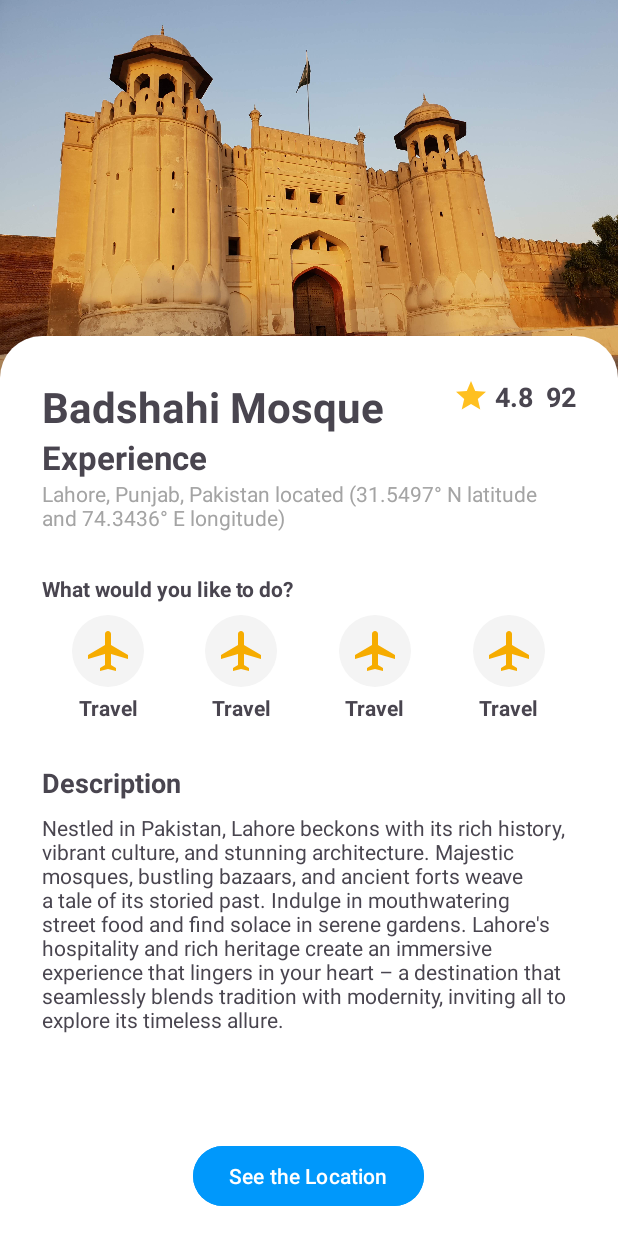
After one commit to SJPersonalProjects/Your-Guide, an Android app: the HistoricalPlaceActivity screen opened directly, with no data from a screen before it, on a phone screen of 412 x 824 dp. The commit adds this screen. Run offline under Robolectric (Android 15) with nearby library versions, the phone set to English and light mode, and no system bars.

Commit message:
Added the layout file with views in the cards category of historical places

```diff
--- a/app/src/main/AndroidManifest.xml
+++ b/app/src/main/AndroidManifest.xml
@@ -12,6 +12,9 @@
         android:supportsRtl="true"
         android:theme="@style/Theme.YourGuide"
         tools:targetApi="31">
+        <activity
+            android:name=".province_cards_categories.HistoricalPlaceActivity"
+            android:exported="false" />
         <activity
             android:name=".province_cards_categories.TopRestaurantActivity"
             android:exported="false" />
--- /dev/null
+++ b/app/src/main/java/com/example/yourguide/province_cards_categories/HistoricalPlaceActivity.java
@@ -0,0 +1,16 @@
+package com.example.yourguide.province_cards_categories;
+
+import androidx.appcompat.app.AppCompatActivity;
+
+import android.os.Bundle;
+
+import com.example.yourguide.R;
+
+public class HistoricalPlaceActivity extends AppCompatActivity {
+
+    @Override
+    protected void onCreate(Bundle savedInstanceState) {
+        super.onCreate(savedInstanceState);
+        setContentView(R.layout.activity_historical_place);
+    }
+}
--- a/app/src/main/java/com/example/yourguide/punjab_province/PunjabActivity.java
+++ b/app/src/main/java/com/example/yourguide/punjab_province/PunjabActivity.java
@@ -11,6 +11,7 @@ import android.widget.Toast;
 import com.example.yourguide.Province;
 import com.example.yourguide.ProvinceAdapter;
 import com.example.yourguide.R;
+import com.example.yourguide.province_cards_categories.HistoricalPlaceActivity;
 import com.example.yourguide.province_cards_categories.PopularCityActivity;
 import com.example.yourguide.province_cards_categories.TopRestaurantActivity;
 
@@ -153,6 +154,8 @@ public class PunjabActivity extends AppCompatActivity {
             public void onItemClick(int position) {
                 Toast.makeText(PunjabActivity.this,
                         getResources().getString(historicalPlacesList.get(position).getCardTitle()) + " is clicked", Toast.LENGTH_SHORT).show();
+                Intent historicalPlace = new Intent(PunjabActivity.this, HistoricalPlaceActivity.class);
+                startActivity(historicalPlace); //Start the activity by displaying data on device.
             }
         });
     }
--- /dev/null
+++ b/app/src/main/res/layout/activity_historical_place.xml
@@ -0,0 +1,179 @@
+<?xml version="1.0" encoding="utf-8"?>
+<RelativeLayout xmlns:android="http://schemas.android.com/apk/res/android"
+    xmlns:tools="http://schemas.android.com/tools"
+    android:layout_width="match_parent"
+    android:layout_height="match_parent"
+    tools:context=".province_cards_categories.HistoricalPlaceActivity">
+
+    <!-- Top preview image. -->
+    <ImageView
+        android:layout_width="match_parent"
+        android:layout_height="288dp"
+        android:contentDescription="@string/todo"
+        android:scaleType="centerCrop"
+        android:src="@drawable/lahore_fort"/>
+
+    <!-- Parent bottom RelativeLayout with top sides rounded. -->
+    <RelativeLayout
+        android:layout_width="match_parent"
+        android:layout_height="600dp"
+        android:layout_alignParentBottom="true"
+        android:background="@drawable/rounded_from_top">
+
+        <!-- Historical Place name heading. -->
+        <TextView
+            android:id="@+id/historical_place_name"
+            style="@style/CategoryHeadingTheme"
+            android:text="@string/punjab_historical_place_one_title"
+            android:layout_marginTop="28dp"/>
+
+        <!-- Attractive words below the historical place name heading. -->
+        <TextView
+            android:id="@+id/historical_place_sub_heading"
+            style="@style/CategorySubHeadingTheme"
+            android:layout_below="@id/historical_place_name"
+            android:text="@string/experience"/>
+
+        <!-- Address of the historical place in Pakistan. -->
+        <TextView
+            android:id="@+id/historical_place_address"
+            style="@style/CategoryAddressTheme"
+            android:layout_below="@id/historical_place_sub_heading"
+            android:text="@string/lahore_city_address"/>
+
+        <!-- Review of the historical place. -->
+        <TextView
+            android:id="@+id/historical_place_review"
+            style="@style/CategoryReviewTheme"
+            android:text="@string/punjab_city_one_review"/>
+
+        <!-- Rating of the historical place. -->
+        <TextView
+            android:id="@+id/historical_place_rating"
+            style="@style/CategoryRatingTheme"
+            android:layout_toStartOf="@id/historical_place_review"
+            android:text="@string/punjab_city_one_rating"/>
+
+        <!-- Rating star image of the historical place. -->
+        <ImageView
+            android:id="@+id/rating_star"
+            style="@style/CategoryRatingImageTheme"
+            android:layout_toStartOf="@id/historical_place_rating"
+            android:contentDescription="@string/todo"/>
+
+        <!-- Question above the horizontal icons LinearLayout. -->
+        <TextView
+            android:id="@+id/historical_place_icon_question"
+            style="@style/CategoryIconQuestionTheme"
+            android:layout_below="@id/historical_place_address"
+            android:layout_marginTop="28dp"
+            android:text="@string/what_would_you_like_to_do"/>
+
+        <!-- Horizontal LinearLayout for icons. -->
+        <LinearLayout
+            android:id="@+id/icons_linear_layout"
+            style="@style/CategoryIconsLinearLayout"
+            android:layout_below="@id/historical_place_icon_question">
+
+            <!-- Image and title for Icon one LinearLayout. -->
+            <LinearLayout
+                android:id="@+id/icon_one"
+                style="@style/CategorySingleIconLinearLayout"
+                tools:ignore="UseCompoundDrawables">
+
+                <!-- Image for icon one. -->
+                <ImageView
+                    android:id="@+id/icon_one_image"
+                    style="@style/CategoryIconTheme"
+                    android:contentDescription="@string/todo"
+                    android:src="@drawable/baseline_airplanemode_active_24"/>
+
+                <!-- Title for icon one. -->
+                <TextView
+                    android:id="@+id/icon_one_title"
+                    style="@style/CategoryIconTextTheme"
+                    android:text="@string/travel"/>
+            </LinearLayout>
+
+            <!-- Image and title for icon two LinearLayout. -->
+            <LinearLayout
+                android:id="@+id/icon_two"
+                style="@style/CategorySingleIconLinearLayout"
+                tools:ignore="UseCompoundDrawables">
+
+                <!-- Image for icon two. -->
+                <ImageView
+                    android:id="@+id/icon_two_image"
+                    style="@style/CategoryIconTheme"
+                    android:contentDescription="@string/todo"
+                    android:src="@drawable/baseline_airplanemode_active_24"/>
+
+                <!-- Title for icon two. -->
+                <TextView
+                    android:id="@+id/icon_two_title"
+                    style="@style/CategoryIconTextTheme"
+                    android:text="@string/travel"/>
+            </LinearLayout>
+
+            <!-- Image and title for icon three LinearLayout. -->
+            <LinearLayout
+                android:id="@+id/icon_three"
+                style="@style/CategorySingleIconLinearLayout"
+                tools:ignore="UseCompoundDrawables">
+
+                <!-- Image for icon three. -->
+                <ImageView
+                    android:id="@+id/icon_three_image"
+                    style="@style/CategoryIconTheme"
+                    android:contentDescription="@string/todo"
+                    android:src="@drawable/baseline_airplanemode_active_24"/>
+
+                <!-- Title for icon three. -->
+                <TextView
+                    android:id="@+id/icon_three_title"
+                    style="@style/CategoryIconTextTheme"
+                    android:text="@string/travel"/>
+            </LinearLayout>
+
+            <!-- Image and title for icon four LinearLayout. -->
+            <LinearLayout
+                android:id="@+id/icon_four"
+                style="@style/CategorySingleIconLinearLayout"
+                tools:ignore="UseCompoundDrawables">
+
+                <!-- Image for icon four. -->
+                <ImageView
+                    android:id="@+id/icon_four_image"
+                    style="@style/CategoryIconTheme"
+                    android:contentDescription="@string/todo"
+                    android:src="@drawable/baseline_airplanemode_active_24"/>
+
+                <!-- Title for icon four. -->
+                <TextView
+                    android:id="@+id/icon_four_title"
+                    style="@style/CategoryIconTextTheme"
+                    android:text="@string/travel"/>
+            </LinearLayout>
+        </LinearLayout>
+
+        <!-- Description heading for long description. -->
+        <TextView
+            android:id="@+id/historical_place_description_heading"
+            style="@style/CategoryDescriptionHeadingTheme"
+            android:layout_below="@id/icons_linear_layout"
+            android:text="@string/description"/>
+
+        <!-- Long description for the historical place. -->
+        <TextView
+            android:id="@+id/historical_place_description"
+            style="@style/CategoryDescriptionTheme"
+            android:layout_below="@id/historical_place_description_heading"
+            android:text="@string/punjab_city_one_description"/>
+
+        <!-- Button to see the location. -->
+        <Button
+            android:id="@+id/historical_place_see_the_location_button"
+            style="@style/CategorySeeLocationButtonTheme"
+            android:text="@string/see_the_location"/>
+    </RelativeLayout>
+</RelativeLayout>
```
Also changed, not shown: app/src/main/res/values/strings.xml (line endings or trailing spaces).
